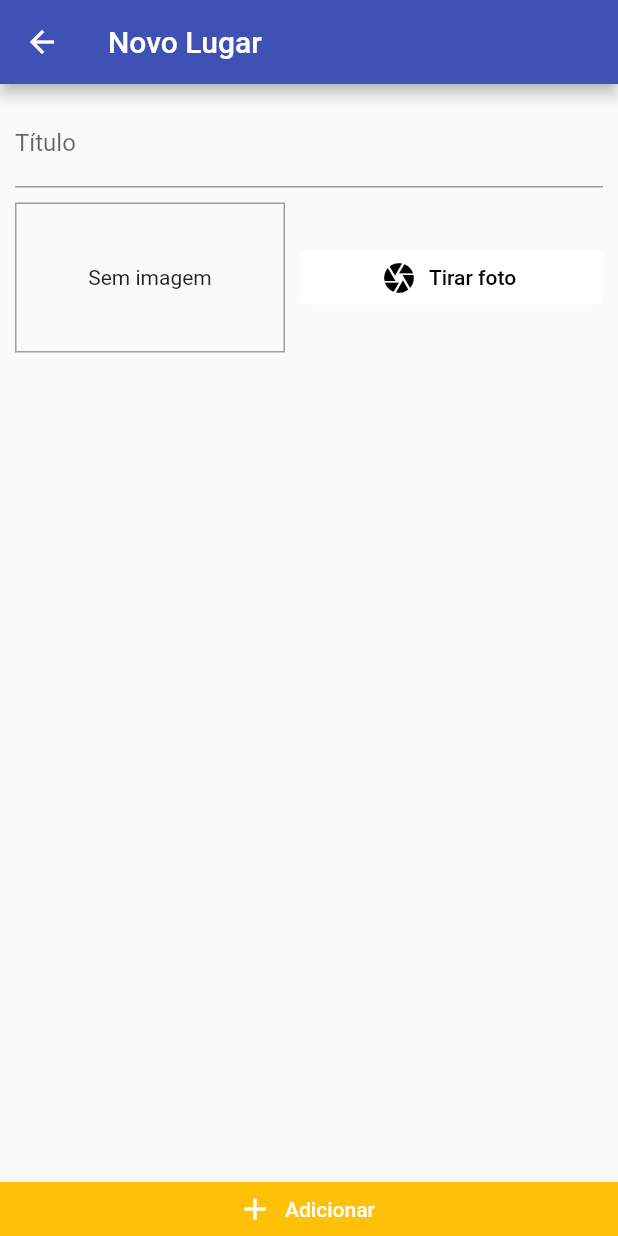
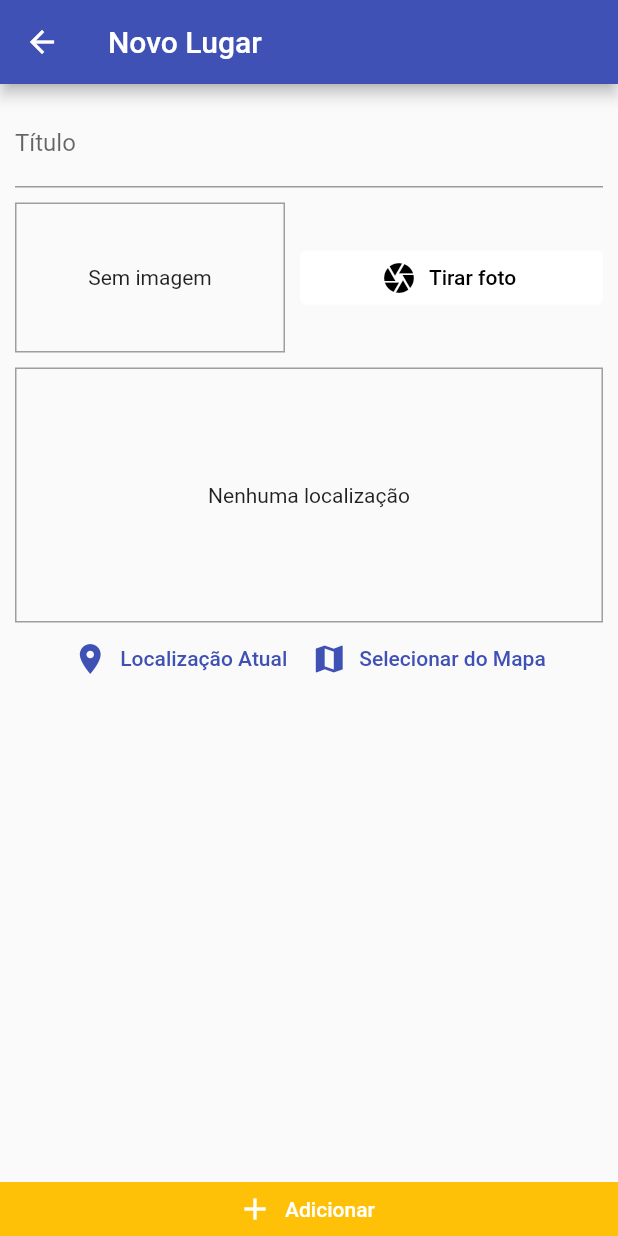
Before and after one commit to BrunoPivoto/great-places-flutter, a Flutter app: the PlaceFormScreen screen opened by its route, on a phone screen of 412 x 824 dp. Run offline on Flutter 3.47's test engine with Material 2 defaults, Android fonts, the phone set to English and light mode, and no system bars; our stand-ins replace image_picker, sqflite; accounts and stored records are empty.

Commit message:
add geolocator and location input

```diff
--- a/lib/screens/place_form_screen.dart
+++ b/lib/screens/place_form_screen.dart
@@ -3,6 +3,7 @@ import 'dart:io';
 import 'package:flutter/material.dart';
 import 'package:great_places/providers/great_places.dart';
 import 'package:great_places/widgets/image_input.dart';
+import 'package:great_places/widgets/location_input.dart';
 import 'package:provider/provider.dart';
 
 class PlaceFormScreen extends StatefulWidget {
@@ -55,7 +56,9 @@ class _PlaceFormScreenState extends State<PlaceFormScreen> {
                     const SizedBox(height: 10),
                     ImageInput(
                       onSelectImage: _selectedImage,
-                    )
+                    ),
+                    const SizedBox(height: 10),
+                    const LocationInput()
                   ],
                 ),
               ),
--- /dev/null
+++ b/lib/widgets/location_input.dart
@@ -0,0 +1,56 @@
+import 'package:flutter/material.dart';
+
+class LocationInput extends StatefulWidget {
+  const LocationInput({super.key});
+
+  @override
+  State<LocationInput> createState() => _LocationInputState();
+}
+
+class _LocationInputState extends State<LocationInput> {
+  String? _previewImageUrl;
+  @override
+  Widget build(BuildContext context) {
+    return Column(children: [
+      Container(
+        height: 170,
+        width: double.infinity,
+        alignment: Alignment.center,
+        decoration: BoxDecoration(
+          border: Border.all(
+            width: 1,
+            color: Colors.grey,
+          ),
+        ),
+        child: _previewImageUrl == null
+            ? const Text('Nenhuma localização')
+            : Image.network(
+                _previewImageUrl!,
+                fit: BoxFit.cover,
+                width: double.infinity,
+              ),
+      ),
+      Row(
+        mainAxisAlignment: MainAxisAlignment.center,
+        children: [
+          TextButton.icon(
+            icon: const Icon(Icons.location_on),
+            onPressed: () {},
+            label: Text(
+              'Localização Atual',
+              style: TextStyle(color: Theme.of(context).colorScheme.primary),
+            ),
+          ),
+          TextButton.icon(
+            icon: const Icon(Icons.map),
+            onPressed: () {},
+            label: Text(
+              'Selecionar do Mapa',
+              style: TextStyle(color: Theme.of(context).colorScheme.primary),
+            ),
+          ),
+        ],
+      )
+    ]);
+  }
+}
--- a/pubspec.yaml
+++ b/pubspec.yaml
@@ -38,8 +38,10 @@ dependencies:
   provider: ^6.0.5
   image_picker: ^0.8.7+5
   path_provider: ^2.0.15
-  path: ^1.8.3
+  path: ^1.8.2
   sqflite: ^2.2.8+4
+  # location: ^4.4.0
+  geolocator: ^9.0.2
 
 dev_dependencies:
   flutter_test:
```
Also changed, not shown: pubspec.lock, 4 other files.
